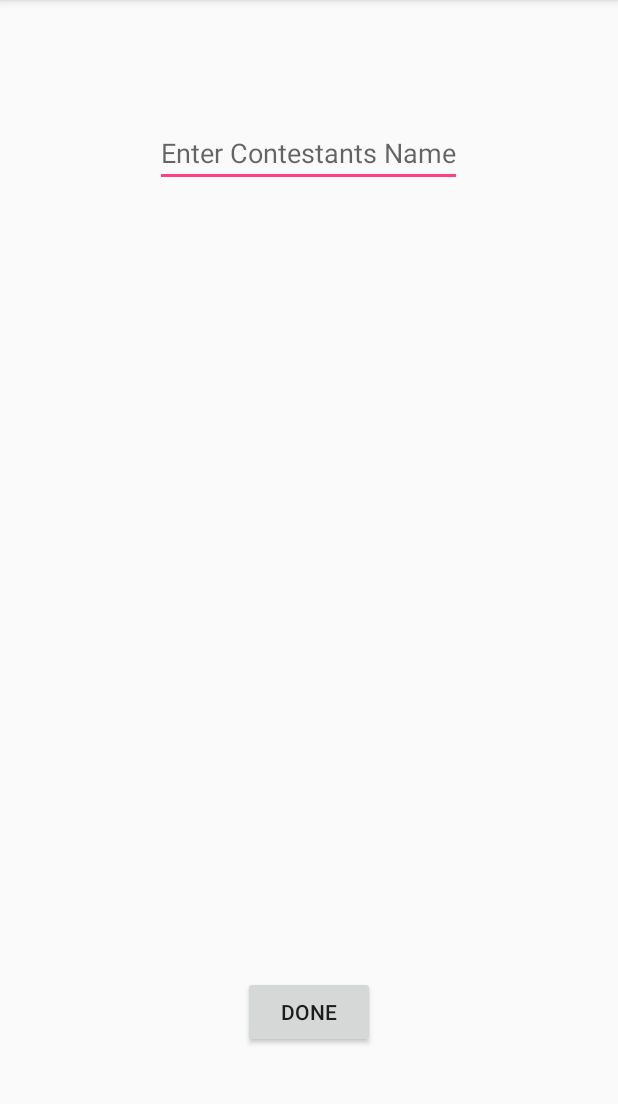
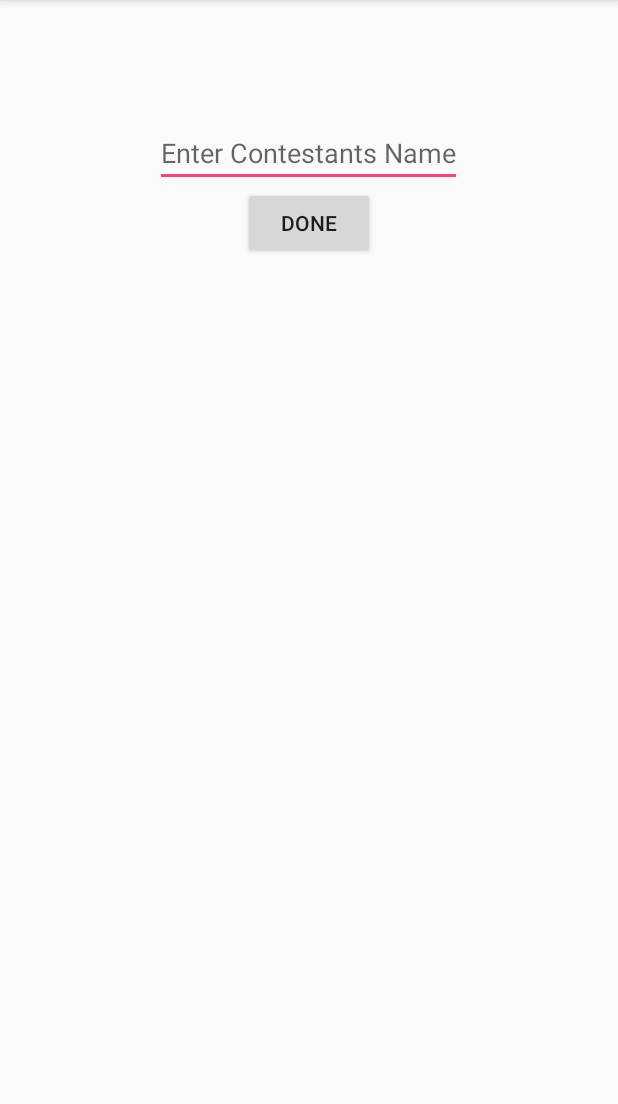
Before and after one commit to alanxoc3/tournament-app, an Android app: the EnterContestant screen opened directly, with no data from a screen before it, on a phone screen of 412 x 824 dp, the part 84-1188 px from its top. Run offline under Robolectric (Android 15) with nearby library versions, the phone set to English and light mode, and no system bars.

Commit message:
Changed the enter contestants screen a bit

```diff
--- a/app/src/main/res/layout/activity_enter_contestant.xml
+++ b/app/src/main/res/layout/activity_enter_contestant.xml
@@ -23,7 +23,6 @@
         android:layout_height="wrap_content"
         android:text="Done"
         android:id="@+id/finished"
-        android:layout_alignParentBottom="true"
-        android:layout_centerHorizontal="true"
-        android:layout_marginBottom="53dp" />
+        android:layout_below="@+id/editText"
+        android:layout_centerHorizontal="true" />
 </RelativeLayout>
```
